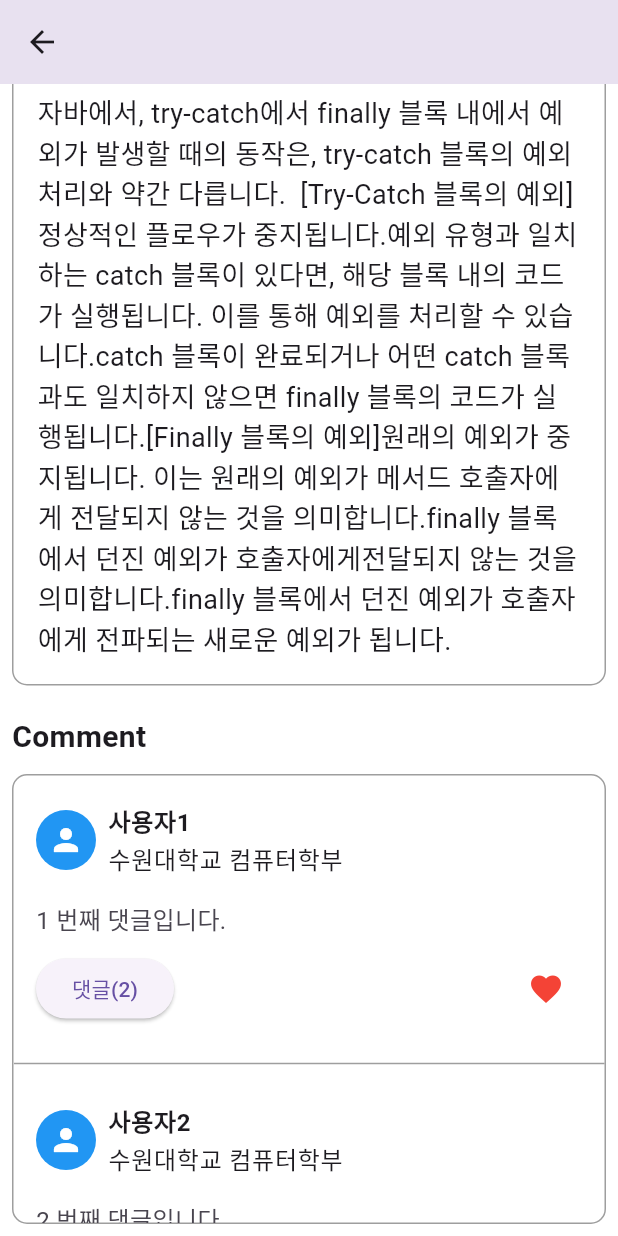
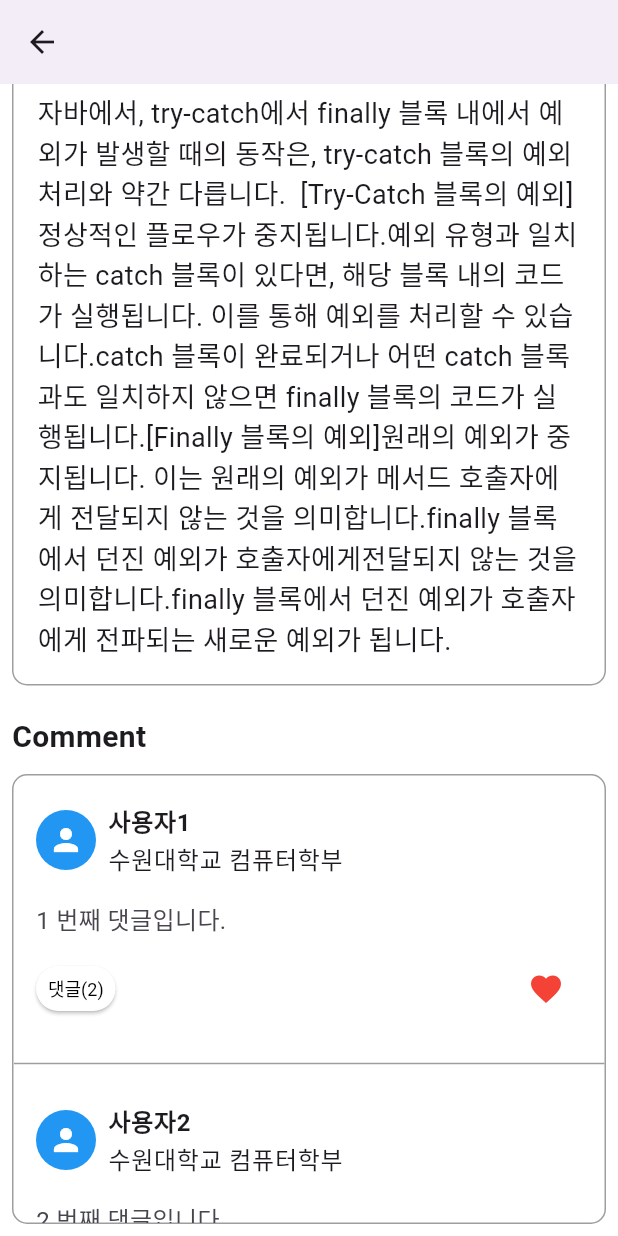
Before and after one commit to donghee9948/flutter_boardUI, a Flutter app: the DetailScreen screen opened directly, scrolled down 189 dp, on a phone screen of 412 x 824 dp. Run offline on Flutter 3.47's test engine with Material 3 defaults, Android fonts, the phone set to English and light mode, and no system bars; our stand-ins replace flutter_svg; network calls fail.

Commit message:
comment button update

```diff
--- a/lib/detail.dart
+++ b/lib/detail.dart
@@ -11,6 +11,7 @@ class _DetailScreenState extends State<DetailScreen> {
   Widget build(BuildContext context) {
     return Scaffold(
       appBar: AppBar(
+          scrolledUnderElevation: 0
       ),
       backgroundColor: Colors.white,
       body:  SingleChildScrollView(
@@ -51,7 +52,7 @@ class _DetailScreenState extends State<DetailScreen> {
                           crossAxisAlignment: CrossAxisAlignment.start,
                           children: [
                             Text('김태민',style: TextStyle(fontWeight: FontWeight.bold),),
-                            Text('수원대학교, 컴퓨터학부'
+                            Text('수원대학교 컴퓨터학부'
                             ),
                             SizedBox(height: 8.0,)
                           ],
@@ -128,13 +129,21 @@ class _DetailScreenState extends State<DetailScreen> {
                             children: [
                               ElevatedButton(
                                 onPressed: () {
+                                  // Your onPressed logic here
                                 },
-                                child: Text('댓글(2)'), // 대댓글 숫자 표시!
+                                style: ElevatedButton.styleFrom(
+                                  backgroundColor: Colors.white,
+                                  padding: EdgeInsets.symmetric(horizontal: 8.0, vertical: 4.0), // Adjust the padding
+                                  textStyle: TextStyle(fontSize: 12), // Adjust the font size
+                                  minimumSize: Size(50, 30), // Adjust the minimum size
+                                ),
+                                child: Text('댓글(2)',style: TextStyle(color: Colors.black),), // Display the number of comments
                               ),
                               Spacer(),
                               IconButton(
                                 onPressed: () {
                                 },
+
                                 icon: Icon(Icons.favorite, color: Colors.red),
                               ),
                             ],
```
